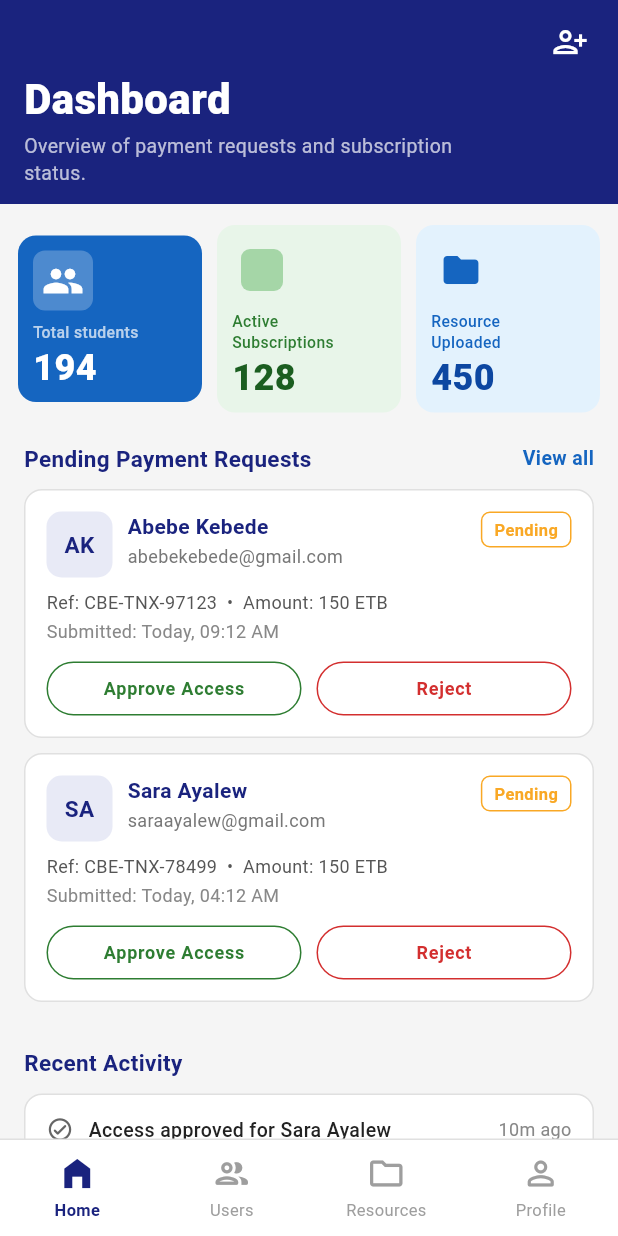
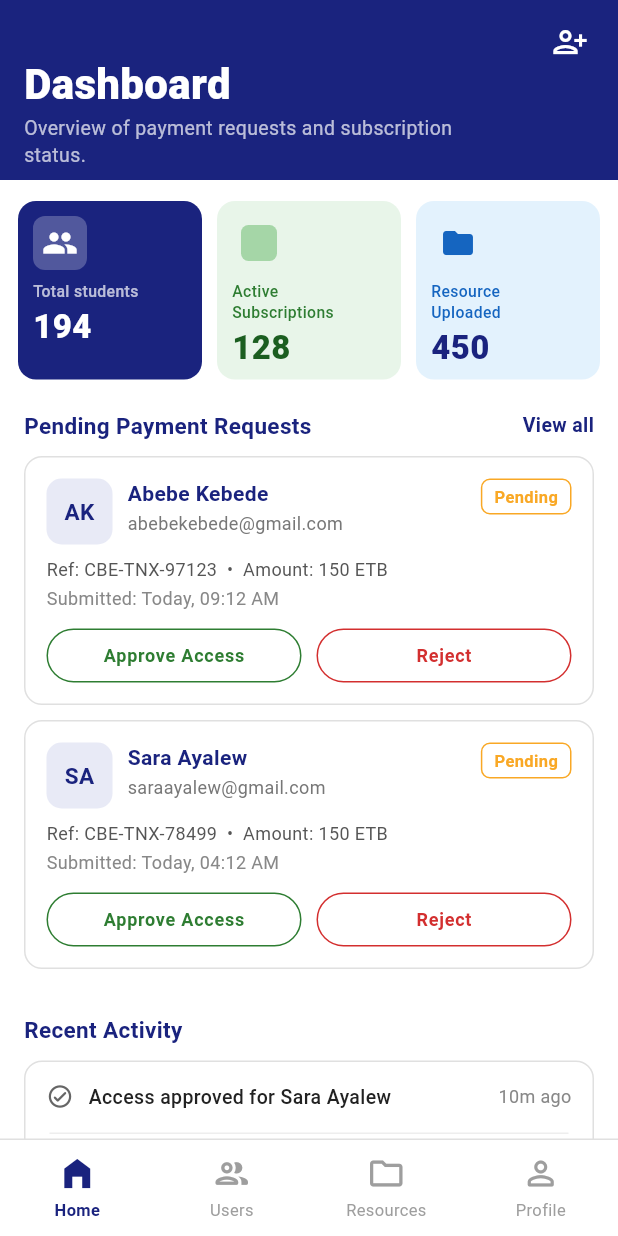
Before and after one commit to aastu-gibigubae/resource-admin, a Flutter app: the AdminDashboardPage screen opened by its route, on a phone screen of 412 x 824 dp. Run offline on Flutter 3.47's test engine with Material 3 defaults, Android fonts, the phone set to English and light mode, and no system bars; our stand-ins replace dio, flutter_riverpod, flutter_secure_storage, go_router; accounts and stored records are empty; network calls fail.

Commit message:
fix(dashboard): use primaryDark navy color, fix equal card heights, fix spacing

```diff
--- a/lib/features/admin_dashboard/presentation/pages/admin_dashboard_page.dart
+++ b/lib/features/admin_dashboard/presentation/pages/admin_dashboard_page.dart
@@ -7,14 +7,15 @@ import '../../data/models/pending_request_model.dart';
 import '../../data/models/recent_activity_model.dart';
 import '../../providers/dashboard_provider.dart';
 
-// ── Colors (exact from image) ─────────────────────────────────────────────────
-const _navy = Color(0xFF1A237E);
-const _blue = Color(0xFF1565C0);
+// ── Colors (consistent with AppColors) ───────────────────────────────────────
+const _navy = Color(0xFF1A237E);       // AppColors.primaryDark
+const _blue = Color(0xFF1A237E);       // same navy for card 1 bg
 const _blueLight = Color(0xFFE3F2FD);
 const _greenLight = Color(0xFFE8F5E9);
 const _greenDark = Color(0xFF2E7D32);
 const _greenText = Color(0xFF1B5E20);
-const _blueText = Color(0xFF0D47A1);
+const _blueText = Color(0xFF1A237E);   // navy for card 3 value
+const _blueCardText = Color(0xFF1565C0); // blue for card 3 label/icon
 const _amber = Color(0xFFF9A825);
 const _redOutline = Color(0xFFD32F2F);
 const _avatarBg = Color(0xFFE8EAF6);
@@ -28,7 +29,7 @@ class AdminDashboardPage extends ConsumerWidget {
     final state = ref.watch(dashboardProvider);
 
     return Scaffold(
-      backgroundColor: const Color(0xFFF5F5F5),
+      backgroundColor: Colors.white,
       body: state.when(
         loading: () => const _Body(isLoading: true),
         error: (e, _) => _Body(
@@ -119,7 +120,7 @@ class _BodyState extends ConsumerState<_Body> {
         SliverAppBar(
           backgroundColor: _navy,
           pinned: true,
-          expandedHeight: 136,
+          expandedHeight: 120,
           automaticallyImplyLeading: false,
           actions: [
             Padding(
@@ -136,7 +137,7 @@ class _BodyState extends ConsumerState<_Body> {
               return FlexibleSpaceBar(
                 background: SafeArea(
                   child: Padding(
-                    padding: const EdgeInsets.fromLTRB(16, 12, 56, 12),
+                    padding: const EdgeInsets.fromLTRB(16, 8, 56, 8),
                     child: Column(
                       crossAxisAlignment: CrossAxisAlignment.start,
                       mainAxisAlignment: MainAxisAlignment.end,
@@ -150,7 +151,7 @@ class _BodyState extends ConsumerState<_Body> {
                             height: 1.1,
                           ),
                         ),
-                        const SizedBox(height: 6),
+                        const SizedBox(height: 4),
                         const Text(
                           'Overview of payment requests and subscription\nstatus.',
                           style: TextStyle(
@@ -175,14 +176,16 @@ class _BodyState extends ConsumerState<_Body> {
               // ── Stat cards ──
               Padding(
                 padding: const EdgeInsets.fromLTRB(12, 14, 12, 0),
+                child: IntrinsicHeight(
                   child: Row(
+                    crossAxisAlignment: CrossAxisAlignment.stretch,
                     children: [
-                    // Card 1 — Blue
+                      // Card 1 — Navy blue
                       Expanded(
                         child: _StatCard(
-                        bgColor: _blue,
+                          bgColor: _navy,
                           iconWidget: const Icon(Icons.people,
-                            color: Colors.white, size: 28),
+                              color: Colors.white, size: 24),
                           iconBgColor: Colors.white24,
                           label: 'Total students',
                           labelColor: Colors.white70,
@@ -198,11 +201,11 @@ class _BodyState extends ConsumerState<_Body> {
                         child: _StatCard(
                           bgColor: _greenLight,
                           iconWidget: Container(
-                          width: 28,
-                          height: 28,
+                            width: 24,
+                            height: 24,
                             decoration: BoxDecoration(
                               color: const Color(0xFFA5D6A7),
-                            borderRadius: BorderRadius.circular(6),
+                              borderRadius: BorderRadius.circular(5),
                             ),
                           ),
                           iconBgColor: Colors.transparent,
@@ -220,10 +223,10 @@ class _BodyState extends ConsumerState<_Body> {
                         child: _StatCard(
                           bgColor: _blueLight,
                           iconWidget: const Icon(Icons.folder,
-                            color: _blue, size: 28),
+                              color: _blueCardText, size: 24),
                           iconBgColor: Colors.transparent,
                           label: 'Resource\nUploaded',
-                        labelColor: _blue,
+                          labelColor: _blueCardText,
                           value: widget.isLoading
                               ? '...'
                               : stats.resourceUploaded.toString(),
@@ -231,6 +234,7 @@ class _BodyState extends ConsumerState<_Body> {
                         ),
                       ),
                     ],
+                  ),
                 ),
               ),
 
@@ -363,15 +367,19 @@ class _StatCard extends StatelessWidget {
       ),
       child: Column(
         crossAxisAlignment: CrossAxisAlignment.start,
+        mainAxisSize: MainAxisSize.min,
         children: [
-          Container(
-            width: 40,
-            height: 40,
+          // Icon area — same size across all cards
+          SizedBox(
+            width: 36,
+            height: 36,
+            child: DecoratedBox(
               decoration: BoxDecoration(
                 color: iconBgColor,
                 borderRadius: BorderRadius.circular(8),
               ),
               child: Center(child: iconWidget),
+            ),
           ),
           const SizedBox(height: 8),
           Text(
@@ -387,7 +395,7 @@ class _StatCard extends StatelessWidget {
           Text(
             value,
             style: TextStyle(
-              fontSize: 24,
+              fontSize: 22,
               fontWeight: FontWeight.w800,
               color: valueColor,
               height: 1.1,
```
Lines whose indentation alone changed are shown as unchanged.
